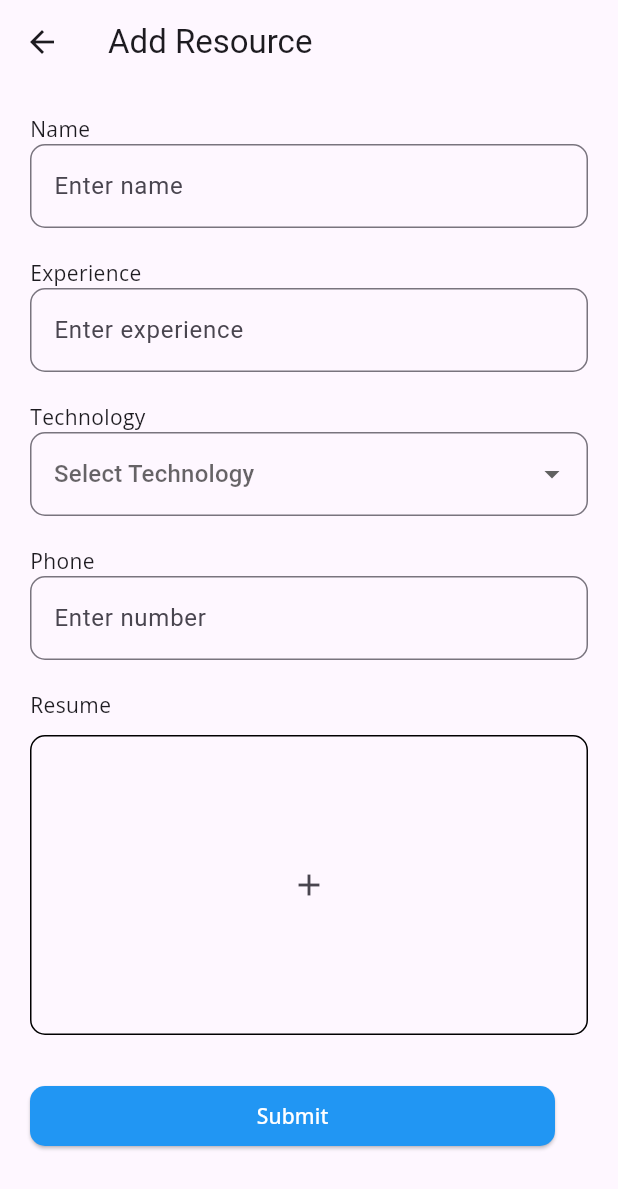
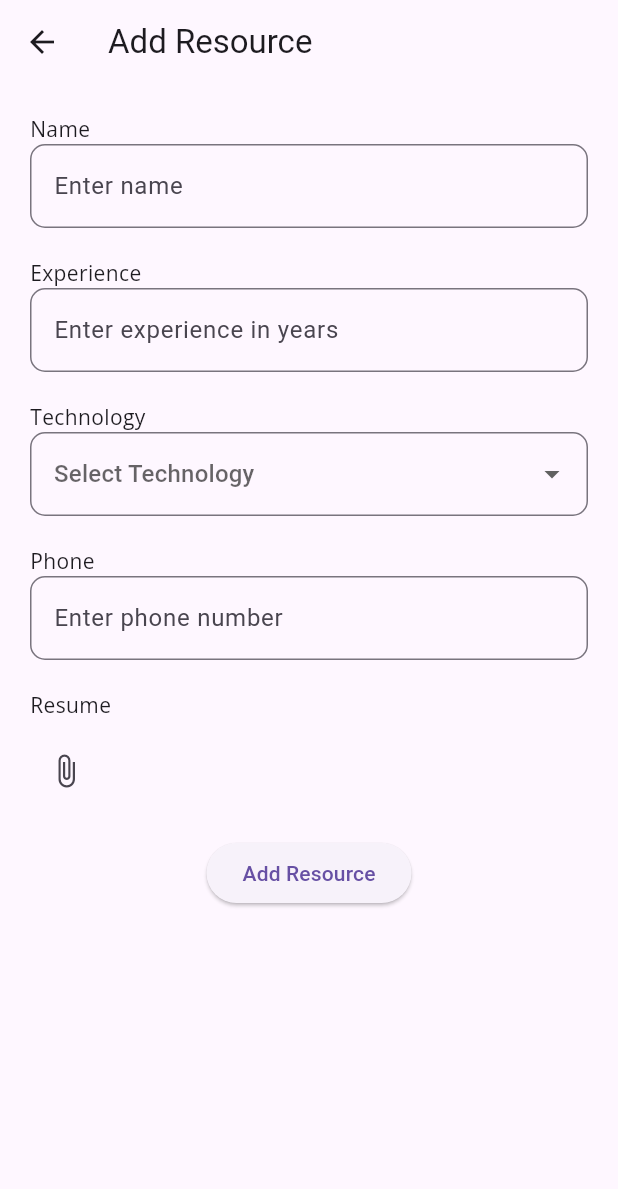
Before and after one commit to Muhaiminkpm/FYJ, a Flutter app: the ResourceScreen screen opened directly, after a tap on the "add" icon, on a phone screen of 412 x 824 dp. Shown: the top 1189 px of the screen. Run offline on Flutter 3.47's test engine with Material 3 defaults, Android fonts, the phone set to English and light mode, and no system bars; our stand-ins replace file_picker, google_fonts; missing offline and left inert: flutter_pdfview; Roboto replaces fonts that are missing (Ubuntu).

Commit message:
just change

```diff
--- a/even_managment/lib/home/widget/resource details/addresource.dart
+++ b/even_managment/lib/home/widget/resource details/addresource.dart
@@ -1,52 +1,44 @@
+// file: add_resource.dart
+
 import 'dart:io';
-import 'package:even_managment/home/widget/resource%20details/resource.dart';
+import 'package:even_managment/home/widget/resource%20details/fechresource.dart';
+import 'package:file_picker/file_picker.dart';
 import 'package:flutter/material.dart';
 import 'package:google_fonts/google_fonts.dart';
-import 'package:image_picker/image_picker.dart';
-
 
 class AddResource extends StatefulWidget {
-  const AddResource({super.key});
+  final Function(Resource) onAddResource; // Callback to pass data
+
+  const AddResource({super.key, required this.onAddResource});
 
   @override
   State<AddResource> createState() => _AddResourceState();
 }
 
 class _AddResourceState extends State<AddResource> {
-  XFile? _pickedImage;
-
+  String? _pickedFilePath;
   final _formKey = GlobalKey<FormState>();
-
-  // Form fields controllers
   final TextEditingController _nameController = TextEditingController();
   final TextEditingController _experienceController = TextEditingController();
+  String? selectedTechnology;
   final TextEditingController _phoneController = TextEditingController();
 
   // List of technologies for dropdown
   List<String> technologies = ['Flutter', 'React', '.NET', 'Node.js', 'Python'];
-  String? selectedTechnology;
 
-  Future<void> _pickImage() async {
-    final ImagePicker _picker = ImagePicker();
-    final XFile? image = await _picker.pickImage(source: ImageSource.gallery);
-    if (image != null) {
+  Future<void> _pickFile() async {
+    FilePickerResult? result = await FilePicker.platform.pickFiles(
+      type: FileType.custom,
+      allowedExtensions: ['jpg', 'pdf', 'doc'], // Restrict to these formats
+    );
+
+    if (result != null) {
       setState(() {
-        _pickedImage = image;
+        _pickedFilePath = result.files.single.path; // Get the full file path
       });
-    }
-  }
-
-  void _submitResource() {
-    if (_formKey.currentState!.validate()) {
-      Resource newResource = Resource(
-        name: _nameController.text,
-        experience: _experienceController.text,
-        technology: selectedTechnology!,
-        phone: _phoneController.text,
-        resumePath: _pickedImage?.path,
-      );
-
-      Navigator.pop(context, newResource);  // Pass the data back to the previous screen
+      print('File picked: $_pickedFilePath');
+    } else {
+      print('No file selected');
     }
   }
 
@@ -54,10 +46,7 @@ class _AddResourceState extends State<AddResource> {
   Widget build(BuildContext context) {
     return Scaffold(
       appBar: AppBar(
-        title: Text(
-          'Add Resource',
-          style: GoogleFonts.ubuntu(),
-        ),
+        title: Text('Add Resource', style: GoogleFonts.ubuntu()),
       ),
       body: SingleChildScrollView(
         child: Padding(
@@ -67,7 +56,7 @@ class _AddResourceState extends State<AddResource> {
             child: Column(
               crossAxisAlignment: CrossAxisAlignment.start,
               children: [
-                // Name Field
+                // Name input field
                 Text('Name', style: GoogleFonts.openSans()),
                 TextFormField(
                   controller: _nameController,
@@ -86,7 +75,7 @@ class _AddResourceState extends State<AddResource> {
                 ),
                 const SizedBox(height: 20),
 
-                // Experience Field
+                // Experience input field
                 Text('Experience', style: GoogleFonts.openSans()),
                 TextFormField(
                   controller: _experienceController,
@@ -95,7 +84,7 @@ class _AddResourceState extends State<AddResource> {
                     border: OutlineInputBorder(
                       borderRadius: BorderRadius.circular(10),
                     ),
-                    hintText: 'Enter experience',
+                    hintText: 'Enter experience in years',
                   ),
                   validator: (value) {
                     if (value == null || value.isEmpty) {
@@ -106,7 +95,7 @@ class _AddResourceState extends State<AddResource> {
                 ),
                 const SizedBox(height: 20),
 
-                // Technology Dropdown
+                // Technology dropdown
                 Text('Technology', style: GoogleFonts.openSans()),
                 DropdownButtonFormField<String>(
                   decoration: InputDecoration(
@@ -136,7 +125,7 @@ class _AddResourceState extends State<AddResource> {
                 ),
                 const SizedBox(height: 20),
 
-                // Phone Field
+                // Phone input field
                 Text('Phone', style: GoogleFonts.openSans()),
                 TextFormField(
                   controller: _phoneController,
@@ -145,7 +134,7 @@ class _AddResourceState extends State<AddResource> {
                     border: OutlineInputBorder(
                       borderRadius: BorderRadius.circular(10),
                     ),
-                    hintText: 'Enter number',
+                    hintText: 'Enter phone number',
                   ),
                   validator: (value) {
                     if (value == null || value.isEmpty) {
@@ -159,42 +148,42 @@ class _AddResourceState extends State<AddResource> {
                 ),
                 const SizedBox(height: 20),
 
-                // Resume (Image) Picker
+                // Resume file picker
                 Text('Resume', style: GoogleFonts.openSans()),
                 const SizedBox(height: 10),
-                Container(
-                  height: 200,
-                  width: double.infinity,
-                  decoration: BoxDecoration(
-                    border: Border.all(color: Colors.black),
-                    borderRadius: BorderRadius.circular(10),
+                Row(
+                  children: [
+                    _pickedFilePath == null
+                        ? IconButton(
+                            onPressed: _pickFile,
+                            icon: const Icon(Icons.attach_file),
+                          )
+                        : Text('Selected file: ${_pickedFilePath!.split('/').last}'),
+                  ],
+                ),
+                const SizedBox(height: 20),
+
+                // Submit button
+                Center(
+                  child: ElevatedButton(
+                    onPressed: () {
+                      if (_formKey.currentState!.validate()) {
+                        final newResource = Resource(
+                          name: _nameController.text,
+                          experience: _experienceController.text,
+                          technology: selectedTechnology!,
+                          phone: _phoneController.text,
+                          resumePath: _pickedFilePath ?? '',
+                        );
+
+                        // Use the callback to pass the new resource to the parent screen
+                        widget.onAddResource(newResource);
+                        Navigator.pop(context); // Close the form
+                      }
+                    },
+                    child: const Text('Add Resource'),
                   ),
-                  child: _pickedImage == null
-                      ? IconButton(
-                          onPressed: _pickImage,
-                          icon: const Icon(Icons.add),
-                        )
-                      : Image.file(
-                          File(_pickedImage!.path),
-                          fit: BoxFit.cover,
-                        ),
                 ),
-                const SizedBox(height: 30),
-
-                // Submit Button
-                ElevatedButton(
-                  style: ElevatedButton.styleFrom(
-                    shape: RoundedRectangleBorder(
-                        borderRadius: BorderRadius.circular(10)),
-                    fixedSize: const Size(350, 30),
-                    backgroundColor: Colors.blue,
-                  ),
-                  onPressed: _submitResource,
-                  child: Text(
-                    'Submit',
-                    style: GoogleFonts.openSans(color: Colors.white),
-                  ),
-                )
               ],
             ),
           ),
--- a/even_managment/lib/home/widget/resource.dart
+++ b/even_managment/lib/home/widget/resource.dart
@@ -1,9 +1,11 @@
+// file: resource_screen.dart
+
+import 'package:even_managment/home/widget/resource%20details/fechresource.dart';
+import 'package:flutter/material.dart';
+import 'package:google_fonts/google_fonts.dart';
 import 'package:even_managment/home/widget/resource%20details/addresource.dart';
-import 'package:even_managment/home/widget/resource%20details/resource.dart';
-import 'package:flutter/material.dart';
-
-import 'package:google_fonts/google_fonts.dart';
-
+import 'package:even_managment/Screens/PDF/pdfscreen.dart'; // Ensure the path is correct
+import 'resource.dart';
 
 class ResourceScreen extends StatefulWidget {
   const ResourceScreen({super.key});
@@ -13,9 +15,32 @@ class ResourceScreen extends StatefulWidget {
 }
 
 class _ResourceScreenState extends State<ResourceScreen> {
-  bool showMyResources = false;
-  List<Resource> allResources = [];
-  List<Resource> myResources = [];
+  // List of resources to display
+  List<Resource> resources = [
+    Resource(
+      name: 'John Deo',
+      experience: '5+ Years of Exp.',
+      technology: 'Graphic Designer',
+      phone: '+91 88665 88665',
+      resumePath:
+          'path/to/resume.pdf', // Update this with a real path if needed
+    ),
+    Resource(
+      name: 'Mark Johnson',
+      experience: '7+ Years of Exp.',
+      technology: 'React Developer',
+      phone: '+91 99887 99887',
+      resumePath:
+          'path/to/resume.jpg', // Update this with a real path if needed
+    ),
+  ];
+
+  // Callback function to add a new resource
+  void _addResource(Resource newResource) {
+    setState(() {
+      resources.add(newResource); // Add new resource to the list
+    });
+  }
 
   @override
   Widget build(BuildContext context) {
@@ -26,32 +51,27 @@ class _ResourceScreenState extends State<ResourceScreen> {
         title: Row(
           mainAxisAlignment: MainAxisAlignment.spaceAround,
           children: [
-            buildTab('All Resources', !showMyResources),
-            buildTab('My Resources', showMyResources),
+            Text('All Resources', style: GoogleFonts.ubuntu(fontSize: 18)),
           ],
         ),
       ),
       body: ListView.builder(
-        itemCount: showMyResources ? myResources.length : allResources.length,
+        itemCount: resources.length, // Number of resources to display
         itemBuilder: (context, index) {
-          final resource = showMyResources
-              ? myResources[index]
-              : allResources[index];
+          final resource = resources[index];
           return buildResourceTile(resource);
         },
       ),
       floatingActionButton: FloatingActionButton(
-        onPressed: () async {
-          final newResource = await Navigator.push<Resource>(
+        onPressed: () {
+          Navigator.push(
             context,
-            MaterialPageRoute(builder: (context) => const AddResource()),
+            MaterialPageRoute(
+              builder: (context) => AddResource(
+                  onAddResource:
+                      _addResource), // Passing callback to AddResource screen
+            ),
           );
-
-          if (newResource != null) {
-            setState(() {
-              allResources.add(newResource);
-            });
-          }
         },
         child: const Icon(Icons.add, color: Colors.white),
         backgroundColor: Colors.blue,
@@ -59,55 +79,27 @@ class _ResourceScreenState extends State<ResourceScreen> {
     );
   }
 
-  // Helper widget to build each tab
-  Widget buildTab(String title, bool isActive) {
-    return GestureDetector(
-      onTap: () {
-        setState(() {
-          showMyResources = title == 'My Resources';
-        });
-      },
-      child: Column(
-        children: [
-          const SizedBox(height: 22),
-          Text(
-            title,
-            style: GoogleFonts.ubuntu(
-              color: isActive ? Colors.blue : Colors.black,
-              fontSize: 18,
-            ),
-          ),
-          if (isActive)
-            Container(
-              margin: const EdgeInsets.only(top: 2),
-              height: 2,
-              width: 150,
-              color: Colors.blue,
-            ),
-        ],
-      ),
-    );
-  }
-
-  // Helper widget to build resource tile
+  // Helper function to build the resource tile UI
   Widget buildResourceTile(Resource resource) {
     return Container(
+      margin: const EdgeInsets.all(10),
+      padding: const EdgeInsets.all(10),
       decoration: BoxDecoration(
-        border: Border.all(color: const Color.fromARGB(242, 108, 104, 106)),
-        borderRadius: BorderRadius.circular(5),
-        color: const Color.fromARGB(255, 225, 238, 244),
+        border: Border.all(color: Colors.black26),
+        borderRadius: BorderRadius.circular(10),
       ),
-      margin: const EdgeInsets.all(10),
-      child: ListTile(
-        subtitle: Column(
+      child: Column(
         crossAxisAlignment: CrossAxisAlignment.start,
         children: [
+          // Name and Resume button row
           Row(
             children: [
               Expanded(
-                  child: Text(resource.name,
+                child: Text(
+                  resource.name,
                   style: const TextStyle(
-                          fontSize: 16, fontWeight: FontWeight.bold)),
+                      fontSize: 18, fontWeight: FontWeight.bold),
+                ),
               ),
               ElevatedButton(
                 style: ElevatedButton.styleFrom(
@@ -117,32 +109,50 @@ class _ResourceScreenState extends State<ResourceScreen> {
                   ),
                 ),
                 onPressed: () {
-                    // Logic for viewing/downloading the resume
-                    if (resource.resumePath != null) {
-                      // Implement resume viewing logic, e.g., open file or show it
-                      print('Resume path: ${resource.resumePath}');
+                  // Only open the viewer if resumePath is not empty
+                  if (resource.resumePath != null &&
+                      resource.resumePath!.isNotEmpty) {
+                    Navigator.push(
+                      context,
+                      MaterialPageRoute(
+                        builder: (context) => FileViewerScreen(
+                          filePath: resource.resumePath!,
+                        ),
+                      ),
+                    );
+                  } else {
+                    // Display a message if no resume is available
+                    ScaffoldMessenger.of(context).showSnackBar(
+                      const SnackBar(content: Text('No resume available')),
+                    );
                   }
                 },
-                  child: const Text('Resume',
-                      style: TextStyle(color: Colors.blue)),
+                child:
+                    const Text('Resume', style: TextStyle(color: Colors.blue)),
               ),
             ],
           ),
-            Text('Experience: ${resource.experience}'),
+          // Experience text
+          Text(
+            resource.experience,
+            style: const TextStyle(fontSize: 16),
+          ),
           const Divider(thickness: 1),
+
+          // Role and Phone number row
           Row(
             children: [
-                const Icon(Icons.computer),
-                const SizedBox(width: 4),
+              const Icon(Icons.computer, size: 18),
+              const SizedBox(width: 5),
               Text(resource.technology),
               const SizedBox(width: 20),
-                const Icon(Icons.phone),
+              const Icon(Icons.phone, size: 18),
+              const SizedBox(width: 5),
               Text(resource.phone),
             ],
           ),
         ],
       ),
-      ),
     );
   }
 }
--- a/even_managment/pubspec.yaml
+++ b/even_managment/pubspec.yaml
@@ -16,6 +16,9 @@ dev_dependencies:
     sdk: flutter
   flutter_lints: ^3.0.0
   image_picker: ^1.1.2
+  file_picker: ^8.1.2
+  flutter_pdfview: ^1.3.3
+  path_provider: ^2.1.4
 
 flutter:
   uses-material-design: true
```
Also changed, not shown: even_managment/lib/Screens/PDF/pdfscreen.dart (added, +38 -0 lines), even_managment/lib/home/widget/request details/addrequest.dart (+49 -64 lines), even_managment/lib/home/widget/request details/fechrequest.dart (added, +14 -0 lines), even_managment/lib/home/widget/request.dart (+41 -86 lines), even_managment/lib/home/widget/resource details/fechresource.dart (renamed from even_managment/lib/home/widget/resource details/resource.dart), even_managment/pubspec.lock. Lines whose indentation alone changed are shown as unchanged.
